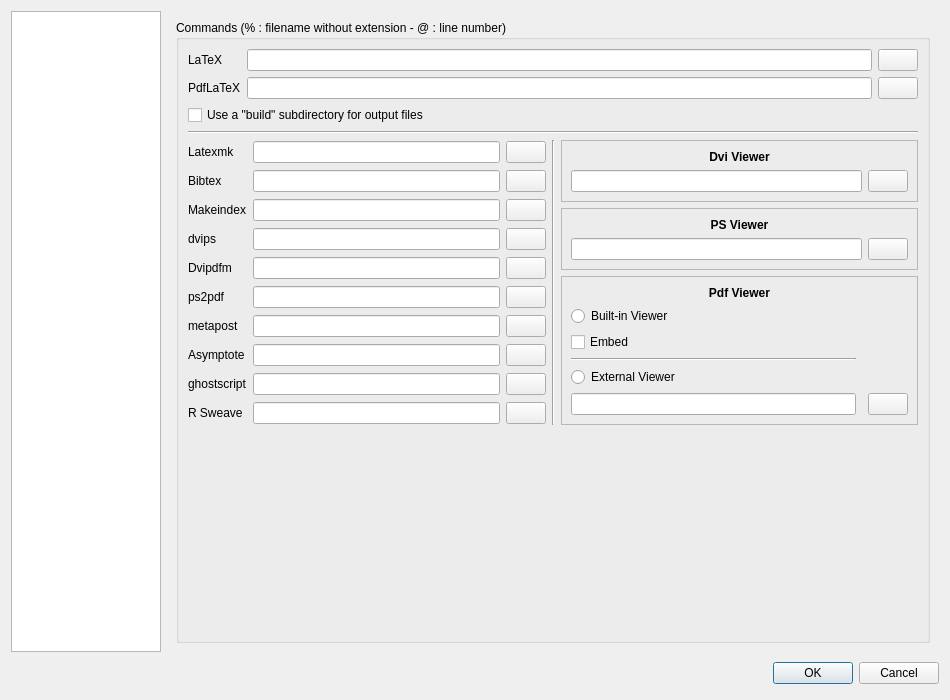
Old version of the form configdialog.ui in the repository orao/texmaker.
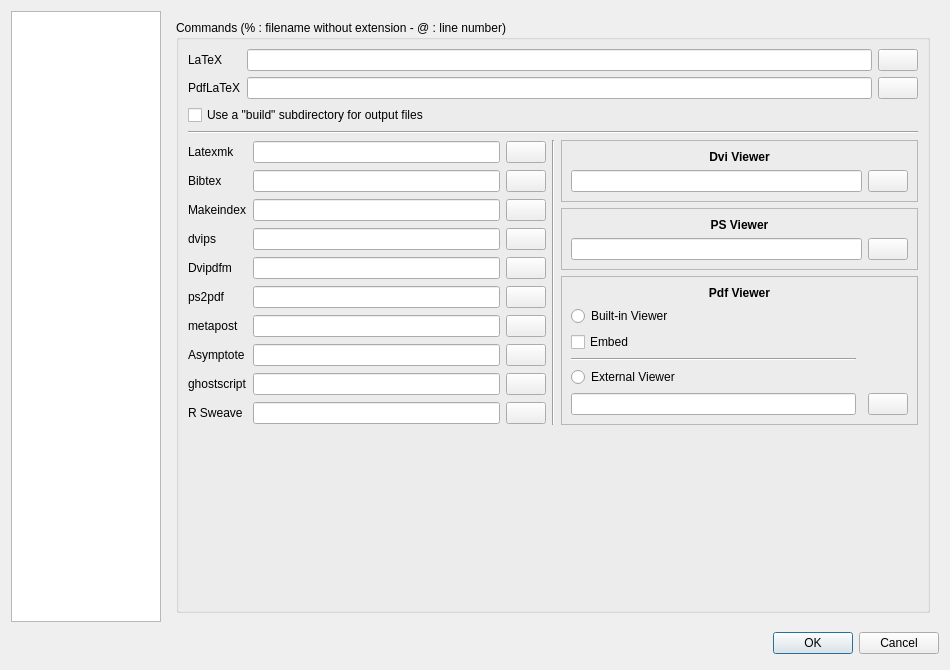
New version of the form. Icons and pictures are not drawn.

```diff
--- a/configdialog.ui
+++ b/configdialog.ui
@@ -7,7 +7,7 @@
     <x>0</x>
     <y>0</y>
     <width>950</width>
-    <height>700</height>
+    <height>670</height>
    </rect>
   </property>
   <property name="windowTitle">
```
